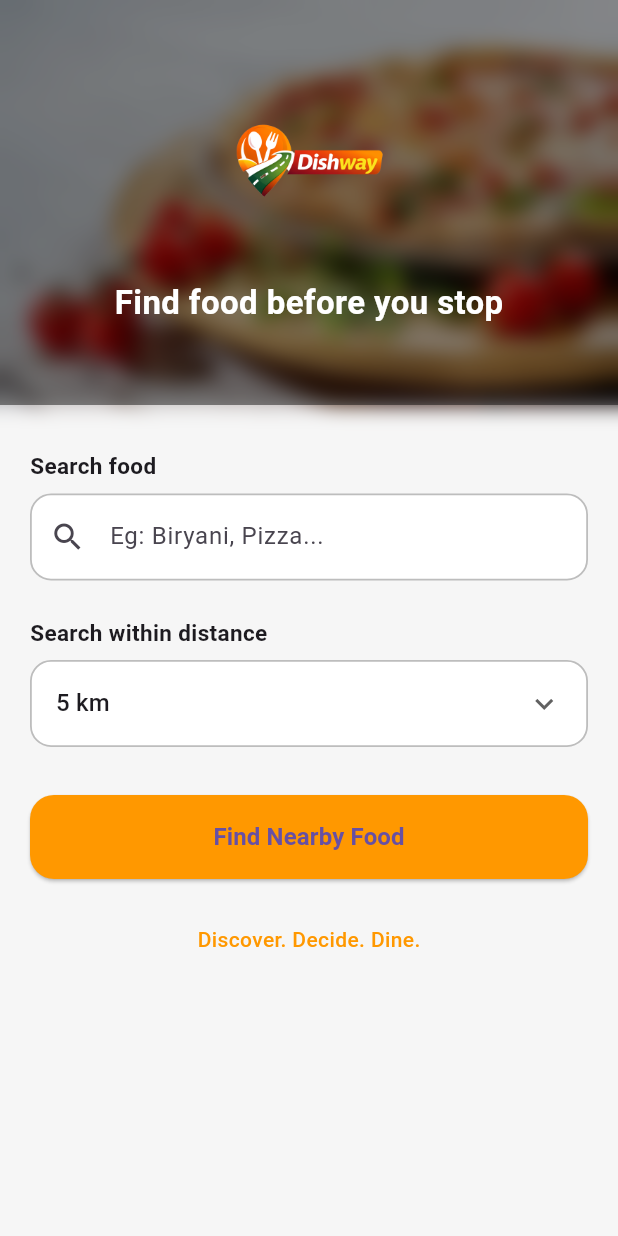
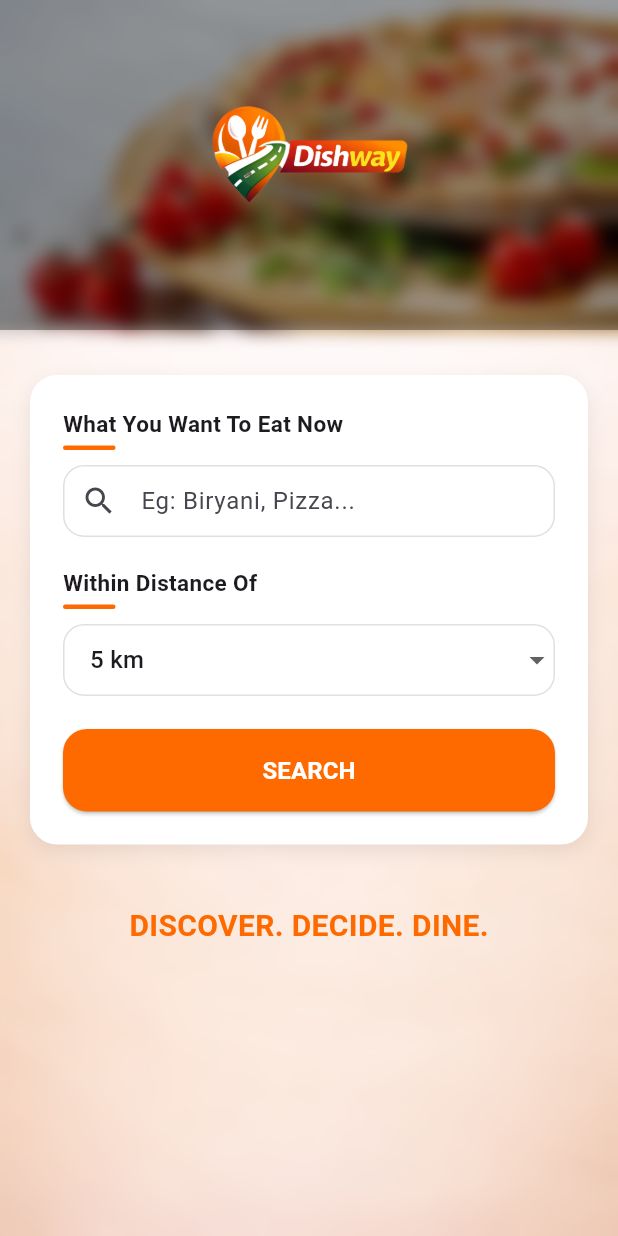
Before and after one commit to shakirkaki-dev/fudpin, a Flutter app: the screen it shows after launch, after a tap on "Continue as Guest", on a phone screen of 412 x 824 dp. Run offline on Flutter 3.47's test engine with Material 3 defaults, Android fonts, the phone set to English and light mode, and no system bars; our stand-ins replace flutter_secure_storage, geolocator, google_maps_flutter.

Commit message:
UI polish: onboarding and home screen improvements

```diff
--- a/lib/screens/home_screen.dart
+++ b/lib/screens/home_screen.dart
@@ -28,118 +28,200 @@ class _HomeScreenState extends State<HomeScreen> {
     return double.parse(distanceText.split(" ")[0]);
   }
 
+  void _startSearch() async {
+
+    if (_selectedFood == null || _selectedFood!.isEmpty) {
+      ScaffoldMessenger.of(context).showSnackBar(
+        const SnackBar(content: Text("Please enter a food name")),
+      );
+      return;
+    }
+
+    try {
+
+      final results = await ApiService.searchFood(
+        query: _selectedFood!,
+        latitude: 12.9716,
+        longitude: 77.5946,
+        radius: _extractDistanceValue(_selectedDistance),
+      );
+
+      Navigator.push(
+        context,
+        MaterialPageRoute(
+          builder: (context) => ResultsScreen(
+            food: _selectedFood!,
+            distance: _selectedDistance,
+            backendResults: results,
+          ),
+        ),
+      );
+
+    } catch (e) {
+      ScaffoldMessenger.of(context).showSnackBar(
+        SnackBar(content: Text("Error: $e")),
+      );
+    }
+  }
+
+  Widget sectionTitle(String text) {
+    return Column(
+      crossAxisAlignment: CrossAxisAlignment.start,
+      children: [
+        Text(
+          text,
+          style: const TextStyle(
+            fontSize: 15,
+            fontWeight: FontWeight.w600,
+          ),
+        ),
+        const SizedBox(height: 4),
+        Container(
+          width: 35,
+          height: 3,
+          decoration: BoxDecoration(
+            color: const Color(0xFFFF6A00),
+            borderRadius: BorderRadius.circular(3),
+          ),
+        ),
+      ],
+    );
+  }
+
   @override
   Widget build(BuildContext context) {
+
     return Scaffold(
-      backgroundColor: const Color(0xFFF6F6F6),
-      body: SingleChildScrollView(
+      body: Container(
+
+        /// BACKGROUND TEXTURE
+        decoration: const BoxDecoration(
+          image: DecorationImage(
+            image: AssetImage("assets/images/background_texture.png"),
+            fit: BoxFit.cover,
+          ),
+        ),
+
+        child: SafeArea(
           child: Column(
             children: [
 
-            /// 🔥 HERO SECTION
+              /// FOOD IMAGE + LOGO
               Container(
-              height: 270,
+                height: 220,
                 width: double.infinity,
                 child: Stack(
                   fit: StackFit.expand,
                   children: [
+
                     Image.asset(
                       "assets/images/food_bg.jpg",
                       fit: BoxFit.cover,
                     ),
+
                     BackdropFilter(
-                    filter: ImageFilter.blur(sigmaX: 7, sigmaY: 7),
+                      filter: ImageFilter.blur(sigmaX: 6, sigmaY: 6),
                       child: Container(
-                      color: Colors.black.withOpacity(0.45),
+                        color: Colors.black.withOpacity(0.35),
                       ),
                     ),
-                  Column(
-                    mainAxisAlignment: MainAxisAlignment.center,
-                    children: [
-                      Image.asset(
+
+                    Center(
+                      child: Image.asset(
                         "assets/images/dishway_logo.png",
-                        height: 120,
+                        height: 160,
                       ),
-                      const SizedBox(height: 14),
-                      const Text(
-                        "Find food before you stop",
-                        style: TextStyle(
-                          color: Colors.white,
-                          fontSize: 22,
-                          fontWeight: FontWeight.w600,
-                        ),
-                      ),
-                    ],
-                  ),
+                    )
                   ],
                 ),
               ),
 
-            /// 🔥 BODY
+              const SizedBox(height: 30),
+
+              /// SEARCH CARD
               Padding(
-              padding: const EdgeInsets.symmetric(horizontal: 20, vertical: 30),
+                padding: const EdgeInsets.symmetric(horizontal: 20),
+                child: Container(
+                  padding: const EdgeInsets.all(22),
+                  decoration: BoxDecoration(
+                    color: Colors.white,
+                    borderRadius: BorderRadius.circular(18),
+                    boxShadow: [
+                      BoxShadow(
+                        color: Colors.black.withOpacity(0.08),
+                        blurRadius: 10,
+                        offset: const Offset(0,4),
+                      )
+                    ],
+                  ),
+
                   child: Column(
                     crossAxisAlignment: CrossAxisAlignment.start,
                     children: [
 
-                  const Text(
-                    "Search food",
-                    style: TextStyle(fontSize: 15, fontWeight: FontWeight.w600),
-                  ),
-                  const SizedBox(height: 8),
+                      /// SEARCH FOOD TITLE
+                      sectionTitle("What You Want To Eat Now"),
 
-                  /// 🔥 TEXT FIELD (Now normal input, backend will validate)
-                  Container(
-                    height: 58,
-                    decoration: BoxDecoration(
-                      color: Colors.white,
+                      const SizedBox(height: 10),
+
+                      /// FOOD INPUT
+                      TextField(
+                        controller: _foodController,
+                        decoration: InputDecoration(
+                          hintText: "Eg: Biryani, Pizza...",
+                          prefixIcon: const Icon(Icons.search),
+                          contentPadding: const EdgeInsets.symmetric(
+                              horizontal: 14,
+                              vertical: 10),
+                          enabledBorder: OutlineInputBorder(
                             borderRadius: BorderRadius.circular(14),
-                      border: Border.all(
-                        color: Colors.grey.shade400,
-                        width: 1.2,
+                            borderSide: BorderSide(
+                              color: Colors.grey.shade300,
                             ),
                           ),
-                    child: TextField(
-                      controller: _foodController,
-                      decoration: const InputDecoration(
-                        hintText: "Eg: Biryani, Pizza...",
-                        prefixIcon: Icon(Icons.search),
-                        border: InputBorder.none,
-                        contentPadding:
-                            EdgeInsets.symmetric(vertical: 16),
+                          focusedBorder: OutlineInputBorder(
+                            borderRadius: BorderRadius.circular(14),
+                            borderSide: const BorderSide(
+                              color: Color(0xFFFF6A00),
+                              width: 1.5,
+                            ),
+                          ),
                         ),
                         onChanged: (value) {
                           _selectedFood = value;
                         },
                       ),
-                  ),
 
-                  const SizedBox(height: 24),
+                      const SizedBox(height: 20),
 
-                  const Text(
-                    "Search within distance",
-                    style: TextStyle(fontSize: 15, fontWeight: FontWeight.w600),
-                  ),
-                  const SizedBox(height: 8),
+                      /// DISTANCE TITLE
+                      sectionTitle("Within Distance Of"),
 
-                  Container(
-                    height: 58,
-                    padding: const EdgeInsets.symmetric(horizontal: 16),
-                    decoration: BoxDecoration(
-                      color: Colors.white,
+                      const SizedBox(height: 10),
+
+                      /// DISTANCE DROPDOWN
+                      DropdownButtonFormField<String>(
+                        value: _selectedDistance,
+                        decoration: InputDecoration(
+                          contentPadding: const EdgeInsets.symmetric(
+                              horizontal: 14,
+                              vertical: 10),
+                          enabledBorder: OutlineInputBorder(
                             borderRadius: BorderRadius.circular(14),
-                      border: Border.all(
-                        color: Colors.grey.shade400,
-                        width: 1.2,
+                            borderSide: BorderSide(
+                              color: Colors.grey.shade300,
                             ),
                           ),
-                    child: DropdownButtonHideUnderline(
-                      child: DropdownButton<String>(
-                        value: _selectedDistance,
-                        isExpanded: true,
-                        icon: const Icon(Icons.keyboard_arrow_down),
-                        items: _distances.map((String distance) {
-                          return DropdownMenuItem<String>(
+                          focusedBorder: OutlineInputBorder(
+                            borderRadius: BorderRadius.circular(14),
+                            borderSide: const BorderSide(
+                              color: Color(0xFFFF6A00),
+                              width: 1.5,
+                            ),
+                          ),
+                        ),
+                        items: _distances.map((distance) {
+                          return DropdownMenuItem(
                             value: distance,
                             child: Text(distance),
                           );
@@ -150,62 +232,24 @@ class _HomeScreenState extends State<HomeScreen> {
                           });
                         },
                       ),
-                    ),
-                  ),
 
-                  const SizedBox(height: 32),
+                      const SizedBox(height: 22),
 
-                  /// 🔥 CTA BUTTON (Backend Call Here)
+                      /// SEARCH BUTTON
                       SizedBox(
                         width: double.infinity,
-                    height: 56,
+                        height: 55,
                         child: ElevatedButton(
-                      onPressed: () async {
-
-                        if (_selectedFood == null || _selectedFood!.isEmpty) {
-                          ScaffoldMessenger.of(context).showSnackBar(
-                            const SnackBar(
-                              content: Text("Please enter a food name"),
-                            ),
-                          );
-                          return;
-                        }
-
-                        try {
-                          final results = await ApiService.searchFood(
-                            query: _selectedFood!,
-                            latitude: 12.9716,  // TEMP Bangalore
-                            longitude: 77.5946,
-                            radius: _extractDistanceValue(_selectedDistance),
-                          );
-
-                          Navigator.push(
-                            context,
-                            MaterialPageRoute(
-                              builder: (context) => ResultsScreen(
-                                food: _selectedFood!,
-                                distance: _selectedDistance,
-                                backendResults: results, // 👈 new param
-                              ),
-                            ),
-                          );
-
-                        } catch (e) {
-                          ScaffoldMessenger.of(context).showSnackBar(
-                            SnackBar(
-                              content: Text("Error: $e"),
-                            ),
-                          );
-                        }
-                      },
+                          onPressed: _startSearch,
                           style: ElevatedButton.styleFrom(
-                        backgroundColor: Colors.orange,
+                            backgroundColor: const Color(0xFFFF6A00),
+                            foregroundColor: Colors.white,
                             shape: RoundedRectangleBorder(
                               borderRadius: BorderRadius.circular(16),
                             ),
                           ),
                           child: const Text(
-                        "Find Nearby Food",
+                            "SEARCH",
                             style: TextStyle(
                               fontSize: 16,
                               fontWeight: FontWeight.w600,
@@ -213,22 +257,26 @@ class _HomeScreenState extends State<HomeScreen> {
                           ),
                         ),
                       ),
-
-                  const SizedBox(height: 30),
-
-                  const Center(
-                    child: Text(
-                      "Discover. Decide. Dine.",
-                      style: TextStyle(
-                        fontWeight: FontWeight.w500,
-                        color: Colors.orange,
+                    ],
                   ),
                 ),
               ),
+
+              const SizedBox(height: 40),
+
+              /// FOOTER
+              const Text(
+                "DISCOVER. DECIDE. DINE.",
+                style: TextStyle(
+                  fontWeight: FontWeight.w600,
+                  fontSize: 20,
+                  color: Color(0xFFFF6A00),
+                ),
+              ),
+
+              const SizedBox(height: 0),
             ],
           ),
-            ),
-          ],
         ),
       ),
     );
--- a/lib/screens/onboarding_screen.dart
+++ b/lib/screens/onboarding_screen.dart
@@ -9,62 +9,100 @@ class OnboardingScreen extends StatelessWidget {
   Widget build(BuildContext context) {
     return Scaffold(
       body: Container(
-        width: double.infinity,
-        padding: const EdgeInsets.symmetric(horizontal: 30),
+
+        /// BACKGROUND IMAGE
         decoration: const BoxDecoration(
-          gradient: LinearGradient(
-            colors: [
-              Color(0xFFFF8C00),
-              Color(0xFFFFB347),
-            ],
-            begin: Alignment.topLeft,
-            end: Alignment.bottomRight,
+          image: DecorationImage(
+            image: AssetImage("assets/images/background_texture.png"),
+            fit: BoxFit.cover,
           ),
         ),
+
+        child: SafeArea(
+          child: Padding(
+            padding: const EdgeInsets.symmetric(horizontal: 28),
             child: Column(
-          mainAxisAlignment: MainAxisAlignment.center,
               children: [
 
-            const Spacer(),
+                const SizedBox(height: 30),
 
+                /// FOOD ILLUSTRATION
+                Image.asset(
+                  "assets/images/onboarding_food.png",
+                  height: 220,
+                ),
+
+                const SizedBox(height: 5),
+
+                /// LOGO
                 Image.asset(
                   "assets/images/dishway_logo.png",
-              height: 120,
+                  height: 200,
                 ),
 
-            const SizedBox(height: 20),
+                const SizedBox(height: 0),
 
+                /// TAGLINE
                 const Text(
-              "Discover dishes around you.",
+                  "Find your favourite food before stopping",
                   style: TextStyle(
-                color: Colors.white,
-                fontSize: 20,
-                fontWeight: FontWeight.w600,
+                    fontSize: 18,
+                    fontWeight: FontWeight.bold,
+                    color: Color(0xFF5A3E36),
                   ),
                   textAlign: TextAlign.center,
                 ),
 
-            const SizedBox(height: 8),
+                const SizedBox(height: 4),
 
+                /// SUB TEXT
                 const Text(
-              "Search. Compare. Call. Navigate.",
+                  "Get the details of all restaurants nearby which serve your desired food",
                   style: TextStyle(
-                color: Colors.white70,
-                fontSize: 14,
+                    fontSize: 12,
+                    color: Color(0xFF7A5E55),
                   ),
                   textAlign: TextAlign.center,
                 ),
 
+                const SizedBox(height: 35),
+
+                /// FEATURES
+                Row(
+                  mainAxisAlignment: MainAxisAlignment.spaceEvenly,
+                  children: const [
+
+                    FeatureItem(
+                      icon: Icons.search,
+                      label: "Search Dish",
+                    ),
+
+                    FeatureItem(
+                      icon: Icons.location_on,
+                      label: "Nearby",
+                    ),
+
+                    FeatureItem(
+                      icon: Icons.navigation,
+                      label: "Navigate",
+                    ),
+                  ],
+                ),
+
                 const Spacer(),
 
-            // Continue as Guest (Temporary push for back navigation)
+                /// CONTINUE AS GUEST
                 SizedBox(
                   width: double.infinity,
                   child: ElevatedButton(
                     style: ElevatedButton.styleFrom(
                       backgroundColor: Colors.white,
-                  foregroundColor: Colors.orange,
-                  padding: const EdgeInsets.symmetric(vertical: 14),
+                      foregroundColor: const Color(0xFFFF6A00),
+                      padding: const EdgeInsets.symmetric(vertical: 18),
+                      elevation: 4,
+                      shape: RoundedRectangleBorder(
+                        borderRadius: BorderRadius.circular(16),
+                      ),
                     ),
                     onPressed: () {
                       Navigator.push(
@@ -74,20 +112,30 @@ class OnboardingScreen extends StatelessWidget {
                         ),
                       );
                     },
-                child: const Text("Continue as Guest"),
+                    child: const Text(
+                      "Continue as Guest",
+                      style: TextStyle(
+                        fontSize: 16,
+                        fontWeight: FontWeight.w600,
+                      ),
+                    ),
                   ),
                 ),
 
-            const SizedBox(height: 12),
+                const SizedBox(height: 14),
 
-            // Login as Owner
+                /// LOGIN OWNER
                 SizedBox(
                   width: double.infinity,
-              child: OutlinedButton(
-                style: OutlinedButton.styleFrom(
-                  side: const BorderSide(color: Colors.white),
+                  child: ElevatedButton(
+                    style: ElevatedButton.styleFrom(
+                      backgroundColor: const Color(0xFFFF6A00),
                       foregroundColor: Colors.white,
-                  padding: const EdgeInsets.symmetric(vertical: 14),
+                      padding: const EdgeInsets.symmetric(vertical: 18),
+                      elevation: 4,
+                      shape: RoundedRectangleBorder(
+                        borderRadius: BorderRadius.circular(16),
+                      ),
                     ),
                     onPressed: () {
                       Navigator.push(
@@ -97,14 +145,71 @@ class OnboardingScreen extends StatelessWidget {
                         ),
                       );
                     },
-                child: const Text("Login as Restaurant Owner"),
+                    child: const Text(
+                      "Login as Restaurant Owner",
+                      style: TextStyle(
+                        fontSize: 16,
+                        fontWeight: FontWeight.w600,
+                      ),
+                    ),
                   ),
                 ),
 
-            const SizedBox(height: 50),
+                const SizedBox(height: 35),
               ],
+            ),
+          ),
         ),
       ),
     );
   }
 }
+
+class FeatureItem extends StatelessWidget {
+  final IconData icon;
+  final String label;
+
+  const FeatureItem({
+    super.key,
+    required this.icon,
+    required this.label,
+  });
+
+  @override
+  Widget build(BuildContext context) {
+    return Column(
+      children: [
+
+        Container(
+          padding: const EdgeInsets.all(14),
+          decoration: BoxDecoration(
+            color: Colors.white,
+            shape: BoxShape.circle,
+            boxShadow: [
+              BoxShadow(
+                color: Colors.black.withOpacity(0.08),
+                blurRadius: 8,
+                offset: const Offset(0, 4),
+              )
+            ],
+          ),
+          child: Icon(
+            icon,
+            size: 26,
+            color: const Color(0xFFFF6A00),
+          ),
+        ),
+
+        const SizedBox(height: 8),
+
+        Text(
+          label,
+          style: const TextStyle(
+            fontSize: 13,
+            color: Color(0xFF5A3E36),
+          ),
+        ),
+      ],
+    );
+  }
+}
--- a/pubspec.yaml
+++ b/pubspec.yaml
@@ -28,3 +28,5 @@ flutter:
   assets:
     - assets/images/dishway_logo.png
     - assets/images/food_bg.jpg
+    - assets/images/onboarding_food.png
+    - assets/images/background_texture.png
```
Also changed, not shown: assets/images/background_texture.png (added), assets/images/onboarding_food.png (added). Lines whose indentation alone changed are shown as unchanged.
